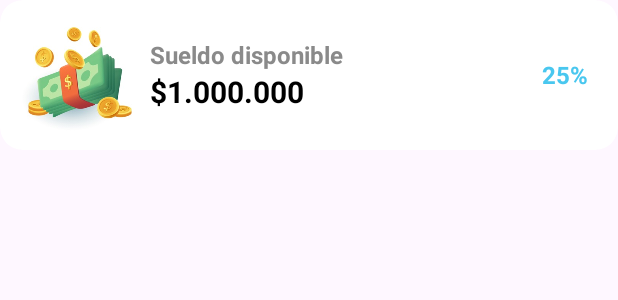
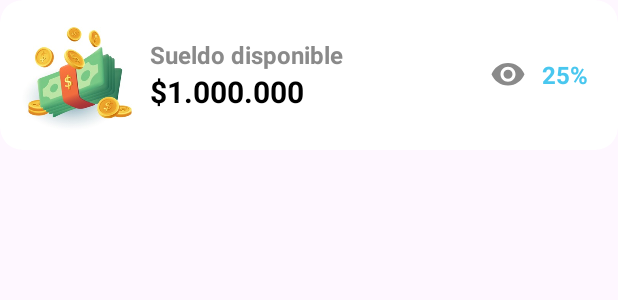
Before and after one commit to estarly07/wallet, an Android app: the layout salary_card.xml on its own in the app's theme, with its tools: preview values and no code run, on a phone screen of 412 x 824 dp. Shown: the top 300 px of the screen. Run offline under Robolectric (Android 15) with nearby library versions, the light colour scheme and no system bars.

Commit message:
IMPLEMENTATION
- A preference was implemented to save whether the user wants to show the available balance or not
- Visibility was implemented in the graphic labels

```diff
--- a/Wallet/app/src/main/java/com/estarly/wallet/data/repositories/UserRepositoryImpl.kt
+++ b/Wallet/app/src/main/java/com/estarly/wallet/data/repositories/UserRepositoryImpl.kt
@@ -25,6 +25,8 @@ class UserRepositoryImpl(
     override fun havePassword(): Boolean = walletPreferences.password?.isNotEmpty() ?: false
     override fun getUserSalary(): Double = walletPreferences.userSalary
     override fun updateUserSalary(salary: Double) { walletPreferences.userSalary = salary}
+    override fun getVisibilitySalary() : Boolean = walletPreferences.visibilitySalary
+    override fun updateVisibilitySalary(visibility: Boolean) { walletPreferences.visibilitySalary = visibility}
 
     private fun hashPassword(password: String): String {
         val bytes = password.toByteArray(Charsets.UTF_8)
--- a/Wallet/app/src/main/java/com/estarly/wallet/domain/repositories/UserRepository.kt
+++ b/Wallet/app/src/main/java/com/estarly/wallet/domain/repositories/UserRepository.kt
@@ -6,4 +6,6 @@ interface UserRepository {
      fun havePassword() : Boolean
      fun getUserSalary() : Double
      fun updateUserSalary(salary :Double)
+     fun getVisibilitySalary() : Boolean
+     fun updateVisibilitySalary(visibility: Boolean)
 }
--- /dev/null
+++ b/Wallet/app/src/main/res/drawable/ic_line.xml
@@ -0,0 +1,5 @@
+<vector android:height="24dp" android:tint="#000000"
+    android:viewportHeight="24" android:viewportWidth="24"
+    android:width="24dp" xmlns:android="http://schemas.android.com/apk/res/android">
+    <path android:fillColor="@android:color/white" android:pathData="M19,13H5v-2h14v2z"/>
+</vector>
--- /dev/null
+++ b/Wallet/app/src/main/res/drawable/ic_no_visible.xml
@@ -0,0 +1,5 @@
+<vector android:height="24dp" android:tint="@color/grayLight"
+    android:viewportHeight="24" android:viewportWidth="24"
+    android:width="24dp" xmlns:android="http://schemas.android.com/apk/res/android">
+    <path android:fillColor="@android:color/white" android:pathData="M12,6.5c2.76,0 5,2.24 5,5 0,0.51 -0.1,1 -0.24,1.46l3.06,3.06c1.39,-1.23 2.49,-2.77 3.18,-4.53C21.27,7.11 17,4 12,4c-1.27,0 -2.49,0.2 -3.64,0.57l2.17,2.17c0.47,-0.14 0.96,-0.24 1.47,-0.24zM2.71,3.16c-0.39,0.39 -0.39,1.02 0,1.41l1.97,1.97C3.06,7.83 1.77,9.53 1,11.5 2.73,15.89 7,19 12,19c1.52,0 2.97,-0.3 4.31,-0.82l2.72,2.72c0.39,0.39 1.02,0.39 1.41,0 0.39,-0.39 0.39,-1.02 0,-1.41L4.13,3.16c-0.39,-0.39 -1.03,-0.39 -1.42,0zM12,16.5c-2.76,0 -5,-2.24 -5,-5 0,-0.77 0.18,-1.5 0.49,-2.14l1.57,1.57c-0.03,0.18 -0.06,0.37 -0.06,0.57 0,1.66 1.34,3 3,3 0.2,0 0.38,-0.03 0.57,-0.07L14.14,16c-0.65,0.32 -1.37,0.5 -2.14,0.5zM14.97,11.17c-0.15,-1.4 -1.25,-2.49 -2.64,-2.64l2.64,2.64z"/>
+</vector>
--- /dev/null
+++ b/Wallet/app/src/main/res/drawable/ic_visible.xml
@@ -0,0 +1,5 @@
+<vector android:height="24dp" android:tint="@color/grayLight"
+    android:viewportHeight="24" android:viewportWidth="24"
+    android:width="24dp" xmlns:android="http://schemas.android.com/apk/res/android">
+    <path android:fillColor="@android:color/white" android:pathData="M12,4C7,4 2.73,7.11 1,11.5 2.73,15.89 7,19 12,19s9.27,-3.11 11,-7.5C21.27,7.11 17,4 12,4zM12,16.5c-2.76,0 -5,-2.24 -5,-5s2.24,-5 5,-5 5,2.24 5,5 -2.24,5 -5,5zM12,8.5c-1.66,0 -3,1.34 -3,3s1.34,3 3,3 3,-1.34 3,-3 -1.34,-3 -3,-3z"/>
+</vector>
--- a/Wallet/app/src/main/res/layout/salary_card.xml
+++ b/Wallet/app/src/main/res/layout/salary_card.xml
@@ -33,6 +33,12 @@
                 android:textColor="@color/grayLight"
                 android:textSize="@dimen/subtitle"
                 android:textStyle="bold" />
+            <ImageView
+                android:id="@+id/imgNoVisibleSalary"
+                android:layout_width="wrap_content"
+                android:layout_height="wrap_content"
+                android:visibility="gone"
+                android:src="@drawable/ic_line"/>
             <TextView
                 android:id="@+id/txtSalary"
                 android:layout_width="match_parent"
@@ -42,6 +48,13 @@
                 android:textSize="@dimen/title"
                 android:textStyle="bold" />
         </LinearLayout>
+        <ImageButton
+            android:id="@+id/btnVisibilityBalance"
+            android:layout_width="25dp"
+            android:layout_height="25dp"
+            android:backgroundTint="@color/transparent"
+            android:layout_gravity="center_vertical"
+            android:src="@drawable/ic_visible"/>
         <TextView
             android:id="@+id/txtPercentageSpent"
             android:layout_width="wrap_content"
--- a/Wallet/app/src/main/res/values/colors.xml
+++ b/Wallet/app/src/main/res/values/colors.xml
@@ -1,6 +1,7 @@
 <?xml version="1.0" encoding="utf-8"?>
 <resources>
     <color name="black">#FF000000</color>
+    <color name="transparent">#00000000</color>
     <color name="black_transparent">#77000000</color>
     <color name="white">#FFFFFFFF</color>
     <color name="grayLight2">#CDCDCD</color>
```
Also changed, not shown: Wallet/app/src/main/java/com/estarly/wallet/data/datasources/WalletPreferences.kt (+8 -0 lines), Wallet/app/src/main/java/com/estarly/wallet/domain/usescases/GetVisibilitySalaryUseCase.kt (added, +10 -0 lines), Wallet/app/src/main/java/com/estarly/wallet/domain/usescases/UpdateVisibilitySalaryUseCase.kt (added, +10 -0 lines), Wallet/app/src/main/java/com/estarly/wallet/presentation/screens/fragments/HomeFragment.kt (+14 -0 lines), Wallet/app/src/main/java/com/estarly/wallet/presentation/viewmodels/HomeViewModel.kt (+21 -7 lines), Wallet/app/src/main/java/com/estarly/wallet/utils/Extensions.kt (+7 -0 lines).
